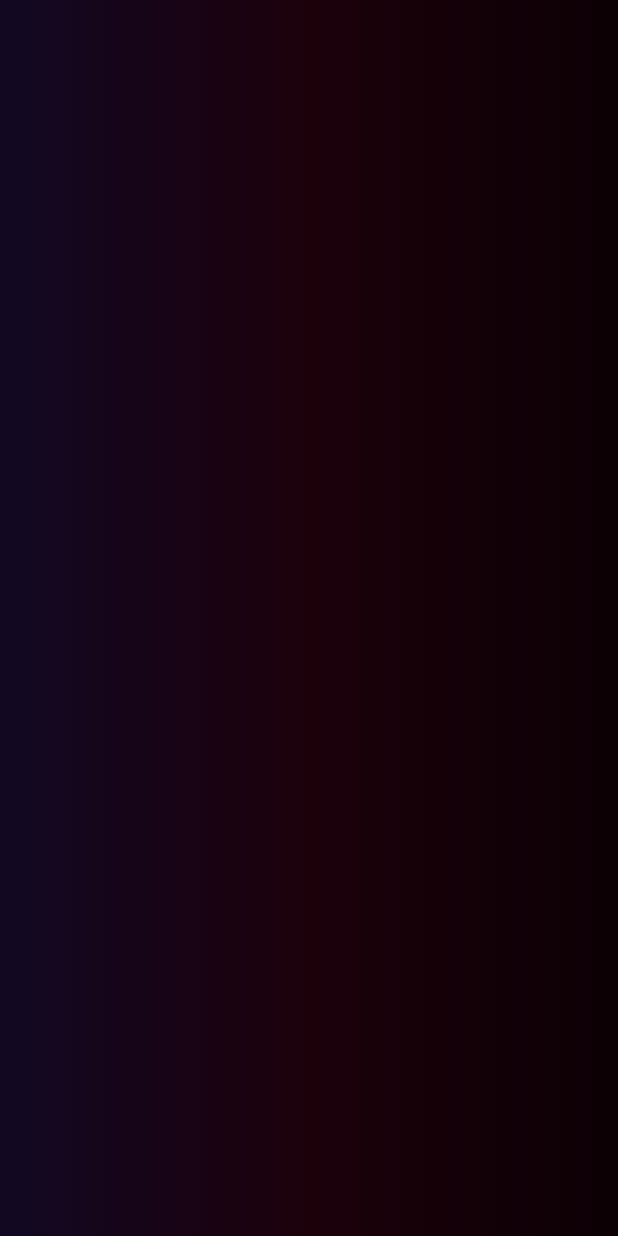
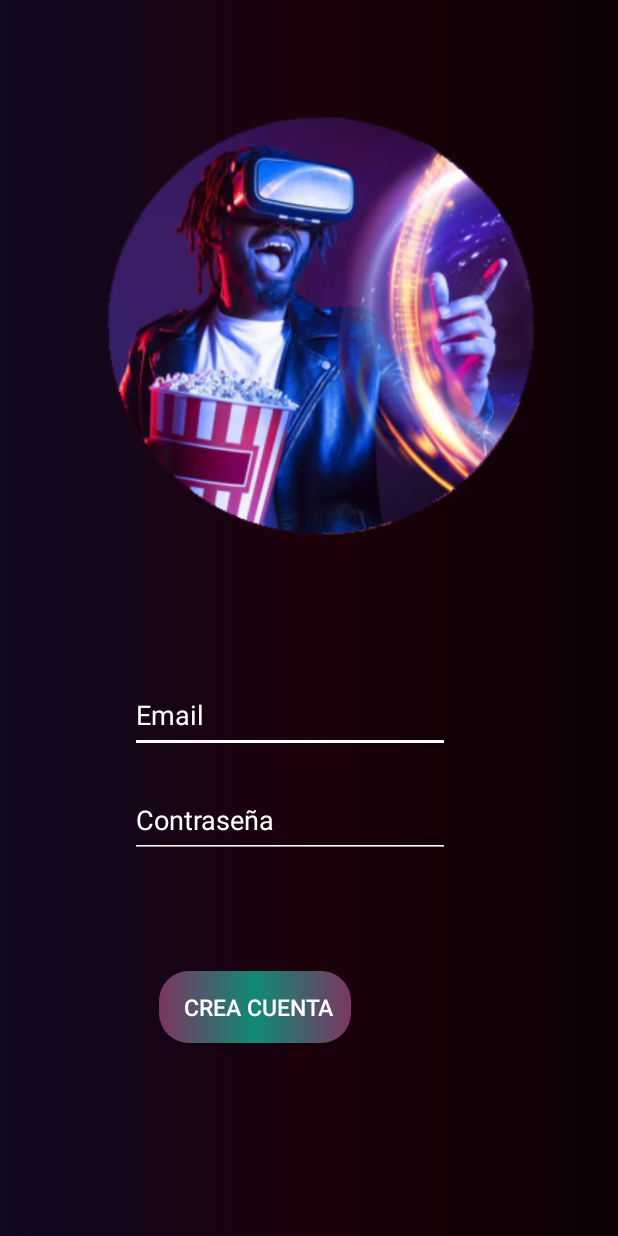
Before and after one commit to Ivanamyk/parcial-1-am-acn4bv-sanchez-yegros, an Android app: the RegisterNewAccount screen opened directly, with no data from a screen before it, on a phone screen of 412 x 824 dp. Run offline under Robolectric (Android 15) with nearby library versions, the phone set to English and light mode, and no system bars; our stand-ins replace Firebase (no records; nobody signed in at launch, a user with empty details on screens opened directly).

Commit message:
feat:se agrego logica al codigo para crear nuevo usuario y refactor design

```diff
--- a/app/src/main/java/com/example/parcial_1_am_acn4bv_sanchez_yegros/Login.java
+++ b/app/src/main/java/com/example/parcial_1_am_acn4bv_sanchez_yegros/Login.java
@@ -47,6 +47,11 @@ public class Login extends AppCompatActivity {
         this.login(email,password);
 
     }
+    public void GoRegisterActivity(View view){
+        mAuth.signOut();
+        Intent intent = new Intent(this, RegisterNewAccount.class);
+        startActivity(intent);
+    }
 
     @Override
     protected void onCreate(Bundle savedInstanceState) {
--- a/app/src/main/java/com/example/parcial_1_am_acn4bv_sanchez_yegros/RegisterNewAccount.java
+++ b/app/src/main/java/com/example/parcial_1_am_acn4bv_sanchez_yegros/RegisterNewAccount.java
@@ -1,14 +1,54 @@
 package com.example.parcial_1_am_acn4bv_sanchez_yegros;
 
+import androidx.annotation.NonNull;
 import androidx.appcompat.app.AppCompatActivity;
 
+import android.content.Intent;
 import android.os.Bundle;
+import android.view.View;
+import android.widget.EditText;
+import android.widget.Toast;
+
+import com.google.android.gms.tasks.OnCompleteListener;
+import com.google.android.gms.tasks.Task;
+import com.google.firebase.auth.AuthResult;
+import com.google.firebase.auth.FirebaseAuth;
 
 public class RegisterNewAccount extends AppCompatActivity {
+
+    private FirebaseAuth mAuth;
+    public void register(String email, String password){
+        mAuth.createUserWithEmailAndPassword(email, password)
+                .addOnCompleteListener(this, new OnCompleteListener<AuthResult>() {
+                    @Override
+                    public void onComplete(@NonNull Task<AuthResult> task) {
+                        if (task.isSuccessful()) {
+                            Toast.makeText(RegisterNewAccount.this,"Nuevo Usuario",Toast.LENGTH_LONG).show();
+                            Intent intent = new Intent(getApplicationContext(),MainActivity.class);
+                            startActivity(intent);
+                        } else {
+                            Toast.makeText(RegisterNewAccount.this, "Error en el ingreso.",
+                                    Toast.LENGTH_SHORT).show();
+                        }
+                    }
+                });
+    }
+
+    public void RegisterButtonClick(View view){
+        EditText mailInput = findViewById(R.id.mailNewAccount);
+        EditText passInput = findViewById(R.id.passwordNewAccount);
+
+        String email = mailInput.getText().toString();
+        String password = passInput.getText().toString();
+
+        this.register(email,password);
+    }
+
 
     @Override
     protected void onCreate(Bundle savedInstanceState) {
         super.onCreate(savedInstanceState);
         setContentView(R.layout.activity_register_new_account);
+        mAuth = FirebaseAuth.getInstance();
     }
 }
--- a/app/src/main/res/layout/activity_login.xml
+++ b/app/src/main/res/layout/activity_login.xml
@@ -89,6 +89,7 @@
         android:layout_marginBottom="38dp"
         android:background="@drawable/button_background"
         android:text="Registrarse"
+        android:onClick="GoRegisterActivity"
         android:textColor="@color/white"
         android:textSize="15sp"
         app:layout_constraintBottom_toBottomOf="parent"
--- a/app/src/main/res/layout/activity_register_new_account.xml
+++ b/app/src/main/res/layout/activity_register_new_account.xml
@@ -5,4 +5,78 @@
     android:layout_width="match_parent"
     android:layout_height="match_parent"
     android:background="@drawable/gradient_background"
-    tools:context=".RegisterNewAccount"/>
+    tools:context=".RegisterNewAccount"
+    >
+
+    <ImageView
+        android:id="@+id/imageView"
+        android:layout_width="300dp"
+        android:layout_height="400dp"
+        android:layout_marginStart="111dp"
+        android:layout_marginEnd="111dp"
+        android:layout_marginBottom="18dp"
+        android:contentDescription="@string/Image_Start"
+        android:src="@drawable/intro"
+        android:textAlignment="center"
+        android:textColor="@color/white"
+        android:textSize="40sp"
+        app:layout_constraintBottom_toTopOf="@id/mailNewAccount"
+        app:layout_constraintEnd_toEndOf="parent"
+        app:layout_constraintStart_toStartOf="parent"
+        app:layout_constraintTop_toTopOf="parent"
+        tools:ignore="MissingConstraints" />
+
+    <EditText
+        android:id="@+id/mailNewAccount"
+        android:layout_width="wrap_content"
+        android:layout_height="50dp"
+        android:layout_marginBottom="20dp"
+        android:backgroundTint="@android:color/white"
+        android:ems="10"
+        android:hint="Email"
+        android:inputType="textEmailAddress"
+        android:textColorHint="@android:color/white"
+        android:textColor="@android:color/white"
+        app:layout_constraintBottom_toTopOf="@+id/passwordNewAccount"
+        app:layout_constraintEnd_toEndOf="parent"
+        app:layout_constraintHorizontal_bias="0.437"
+        app:layout_constraintStart_toStartOf="parent"
+        app:layout_constraintTop_toTopOf="@id/imageView"
+        app:layout_constraintVertical_bias="1.0" />
+
+    <EditText
+        android:id="@+id/passwordNewAccount"
+        android:layout_width="wrap_content"
+        android:layout_height="50dp"
+        android:layout_marginTop="400dp"
+        android:backgroundTint="@android:color/white"
+        android:textColor="@android:color/white"
+        android:ems="10"
+        android:hint="Contraseña"
+        android:inputType="numberPassword"
+        android:textColorHint="@android:color/white"
+        app:layout_constraintBottom_toTopOf="@+id/loginButton"
+        app:layout_constraintEnd_toEndOf="parent"
+        app:layout_constraintHorizontal_bias="0.437"
+        app:layout_constraintStart_toStartOf="parent"
+        app:layout_constraintTop_toTopOf="@id/imageView" />
+
+    <Button
+        android:id="@+id/loginButton"
+        android:layout_width="wrap_content"
+        android:layout_height="wrap_content"
+        android:layout_marginStart="145dp"
+        android:layout_marginTop="-30dp"
+        android:layout_marginEnd="178dp"
+        android:layout_marginBottom="24dp"
+        android:background="@drawable/button_background"
+        android:onClick="RegisterButtonClick"
+        android:text="    Crea Cuenta   "
+        android:textColor="@color/white"
+        android:textSize="15sp"
+        app:layout_constraintBottom_toBottomOf="parent"
+        app:layout_constraintEnd_toEndOf="parent"
+        app:layout_constraintHorizontal_bias="1.0"
+        app:layout_constraintStart_toStartOf="parent"
+        app:layout_constraintTop_toBottomOf="@+id/passwordNewAccount" />
+</androidx.constraintlayout.widget.ConstraintLayout>
```
